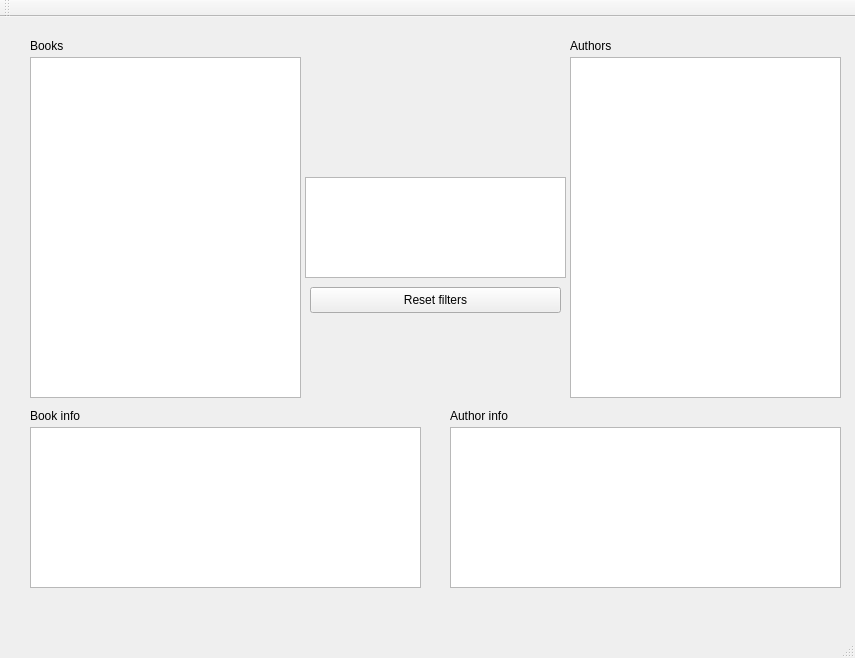
Above: exam/mainwindow.ui from carexoid/labs before the change. Below: the same form after it.
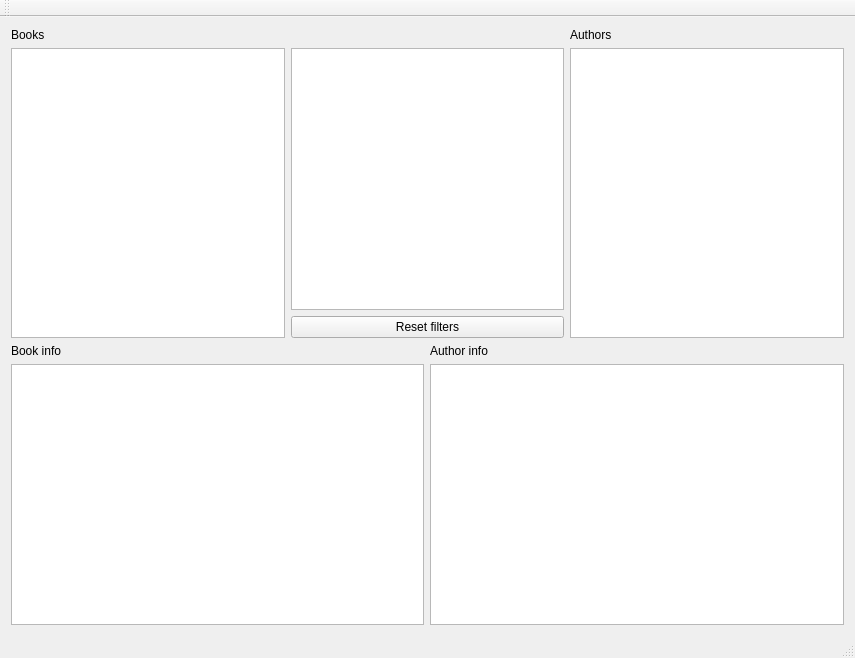
That is the form after the change.

Commit message: Added layout (exam was ready yesterday)

The edit to the form file:
```diff
--- a/exam/mainwindow.ui
+++ b/exam/mainwindow.ui
@@ -14,153 +14,82 @@
    <string>MainWindow</string>
   </property>
   <widget class="QWidget" name="centralWidget">
-   <widget class="QListView" name="bookList">
-    <property name="geometry">
-     <rect>
-      <x>30</x>
-      <y>40</y>
-      <width>271</width>
-      <height>341</height>
-     </rect>
-    </property>
-   </widget>
-   <widget class="QListView" name="authorList">
-    <property name="geometry">
-     <rect>
-      <x>570</x>
-      <y>40</y>
-      <width>271</width>
-      <height>341</height>
-     </rect>
-    </property>
-   </widget>
-   <widget class="QTextBrowser" name="AuthorInBook">
-    <property name="geometry">
-     <rect>
-      <x>305</x>
-      <y>160</y>
-      <width>261</width>
-      <height>101</height>
-     </rect>
-    </property>
-   </widget>
-   <widget class="QLabel" name="BooksLabel">
-    <property name="geometry">
-     <rect>
-      <x>30</x>
-      <y>20</y>
-      <width>75</width>
-      <height>18</height>
-     </rect>
-    </property>
-    <property name="text">
-     <string>Books</string>
-    </property>
-   </widget>
-   <widget class="QLabel" name="AuhtorLabel">
-    <property name="geometry">
-     <rect>
-      <x>570</x>
-      <y>20</y>
-      <width>75</width>
-      <height>18</height>
-     </rect>
-    </property>
-    <property name="text">
-     <string>Authors</string>
-    </property>
-   </widget>
-   <widget class="QTextBrowser" name="BookInfo">
-    <property name="geometry">
-     <rect>
-      <x>30</x>
-      <y>410</y>
-      <width>391</width>
-      <height>161</height>
-     </rect>
-    </property>
-   </widget>
-   <widget class="QLabel" name="BookInfoLabel">
-    <property name="geometry">
-     <rect>
-      <x>30</x>
-      <y>390</y>
-      <width>75</width>
-      <height>18</height>
-     </rect>
-    </property>
-    <property name="text">
-     <string>Book info</string>
-    </property>
-   </widget>
-   <widget class="QTextBrowser" name="AuthorInfo">
-    <property name="geometry">
-     <rect>
-      <x>450</x>
-      <y>410</y>
-      <width>391</width>
-      <height>161</height>
-     </rect>
-    </property>
-   </widget>
-   <widget class="QLabel" name="AuthorInfoLabel">
-    <property name="geometry">
-     <rect>
-      <x>450</x>
-      <y>390</y>
-      <width>101</width>
-      <height>18</height>
-     </rect>
-    </property>
-    <property name="text">
-     <string>Author info</string>
-    </property>
-   </widget>
-   <widget class="QPushButton" name="reseter">
-    <property name="geometry">
-     <rect>
-      <x>310</x>
-      <y>270</y>
-      <width>251</width>
-      <height>26</height>
-     </rect>
-    </property>
-    <property name="text">
-     <string>Reset filters</string>
-    </property>
-   </widget>
-   <widget class="QLabel" name="booksStatus">
-    <property name="geometry">
-     <rect>
-      <x>90</x>
-      <y>20</y>
-      <width>211</width>
-      <height>18</height>
-     </rect>
-    </property>
-    <property name="text">
-     <string/>
-    </property>
-    <property name="alignment">
-     <set>Qt::AlignRight|Qt::AlignTrailing|Qt::AlignVCenter</set>
-    </property>
-   </widget>
-   <widget class="QLabel" name="authorsStatus">
-    <property name="geometry">
-     <rect>
-      <x>640</x>
-      <y>20</y>
-      <width>201</width>
-      <height>18</height>
-     </rect>
-    </property>
-    <property name="text">
-     <string/>
-    </property>
-    <property name="alignment">
-     <set>Qt::AlignRight|Qt::AlignTrailing|Qt::AlignVCenter</set>
-    </property>
-   </widget>
+   <layout class="QGridLayout" name="gridLayout_2">
+    <item row="0" column="0">
+     <layout class="QGridLayout" name="gridLayout">
+      <item row="0" column="0">
+       <widget class="QLabel" name="BooksLabel">
+        <property name="text">
+         <string>Books</string>
+        </property>
+       </widget>
+      </item>
+      <item row="0" column="1">
+       <widget class="QLabel" name="booksStatus">
+        <property name="text">
+         <string/>
+        </property>
+        <property name="alignment">
+         <set>Qt::AlignRight|Qt::AlignTrailing|Qt::AlignVCenter</set>
+        </property>
+       </widget>
+      </item>
+      <item row="0" column="4">
+       <widget class="QLabel" name="AuhtorLabel">
+        <property name="text">
+         <string>Authors</string>
+        </property>
+       </widget>
+      </item>
+      <item row="0" column="5">
+       <widget class="QLabel" name="authorsStatus">
+        <property name="text">
+         <string/>
+        </property>
+        <property name="alignment">
+         <set>Qt::AlignRight|Qt::AlignTrailing|Qt::AlignVCenter</set>
+        </property>
+       </widget>
+      </item>
+      <item row="1" column="0" rowspan="2" colspan="2">
+       <widget class="QListView" name="bookList"/>
+      </item>
+      <item row="1" column="2" colspan="2">
+       <widget class="QTextBrowser" name="AuthorInBook"/>
+      </item>
+      <item row="1" column="4" rowspan="2" colspan="2">
+       <widget class="QListView" name="authorList"/>
+      </item>
+      <item row="2" column="2" colspan="2">
+       <widget class="QPushButton" name="reseter">
+        <property name="text">
+         <string>Reset filters</string>
+        </property>
+       </widget>
+      </item>
+      <item row="3" column="0" colspan="2">
+       <widget class="QLabel" name="BookInfoLabel">
+        <property name="text">
+         <string>Book info</string>
+        </property>
+       </widget>
+      </item>
+      <item row="3" column="3">
+       <widget class="QLabel" name="AuthorInfoLabel">
+        <property name="text">
+         <string>Author info</string>
+        </property>
+       </widget>
+      </item>
+      <item row="4" column="0" colspan="3">
+       <widget class="QTextBrowser" name="BookInfo"/>
+      </item>
+      <item row="4" column="3" colspan="3">
+       <widget class="QTextBrowser" name="AuthorInfo"/>
+      </item>
+     </layout>
+    </item>
+   </layout>
   </widget>
   <widget class="QMenuBar" name="menuBar">
    <property name="geometry">
```
The commit also changes 3 other files.
